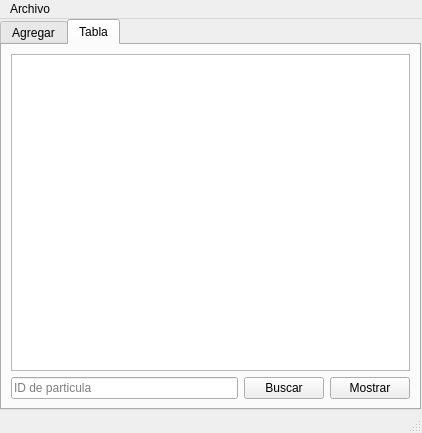
Before: the Qt Designer form mainwindow.ui in MAOrtegaGaleana/Actividad-8., drawn with Qt 5.
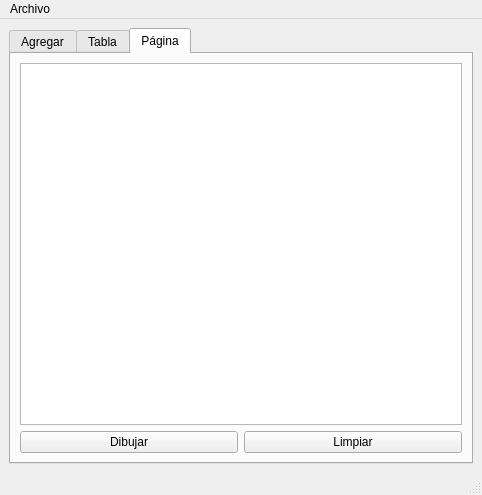
After: the same form once the commit is applied.

Commit message: El programa puede dibujar las particulas

The edit to the form file:
```diff
--- a/mainwindow.ui
+++ b/mainwindow.ui
@@ -6,25 +6,19 @@
    <rect>
     <x>0</x>
     <y>0</y>
-    <width>422</width>
-    <height>433</height>
+    <width>482</width>
+    <height>495</height>
    </rect>
   </property>
   <property name="windowTitle">
    <string>MainWindow</string>
   </property>
   <widget class="QWidget" name="centralwidget">
+   <layout class="QGridLayout" name="gridLayout">
+    <item row="0" column="0">
    <widget class="QTabWidget" name="tabWidget">
-    <property name="geometry">
-     <rect>
-      <x>0</x>
-      <y>0</y>
-      <width>421</width>
-      <height>391</height>
-     </rect>
-    </property>
     <property name="currentIndex">
-     <number>1</number>
+       <number>2</number>
     </property>
     <widget class="QWidget" name="tab">
      <attribute name="title">
@@ -344,7 +338,33 @@
       </item>
      </layout>
     </widget>
-   </widget>
+      <widget class="QWidget" name="tab_3">
+       <attribute name="title">
+        <string>Página</string>
+       </attribute>
+       <layout class="QGridLayout" name="gridLayout_3">
+        <item row="0" column="0" colspan="2">
+         <widget class="QGraphicsView" name="graphicsView"/>
+        </item>
+        <item row="1" column="0">
+         <widget class="QPushButton" name="dibujar_pushButton">
+          <property name="text">
+           <string>Dibujar</string>
+          </property>
+         </widget>
+        </item>
+        <item row="1" column="1">
+         <widget class="QPushButton" name="limpiar_pushButton">
+          <property name="text">
+           <string>Limpiar</string>
+          </property>
+         </widget>
+        </item>
+       </layout>
+      </widget>
+     </widget>
+    </item>
+   </layout>
   </widget>
   <widget class="QStatusBar" name="statusbar"/>
   <widget class="QMenuBar" name="menubar">
@@ -352,7 +372,7 @@
     <rect>
      <x>0</x>
      <y>0</y>
-     <width>422</width>
+     <width>482</width>
      <height>21</height>
     </rect>
    </property>
```
Lines whose indentation alone changed are shown as unchanged. The commit also changes 2 other files.
